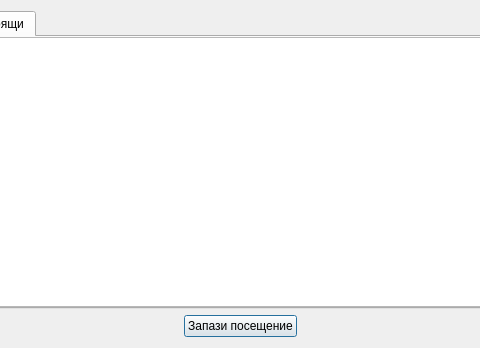
Old version of the form src/View/Widgets/notificationlistdialog.ui in the repository thefinalcutbg/DinoDent; both pictures show x 139 to 619 and y 0 to 348 of the 759 by 348 pixel window.
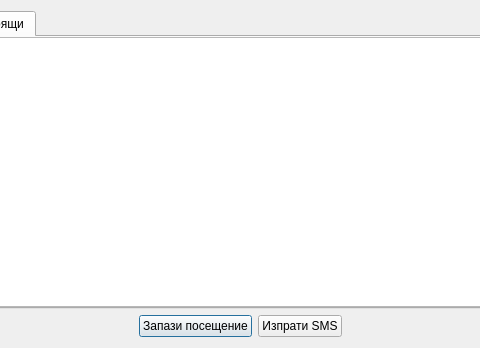
New version of the form.

Diff of the .ui file:
```diff
--- a/src/View/Widgets/notificationlistdialog.ui
+++ b/src/View/Widgets/notificationlistdialog.ui
@@ -95,6 +95,13 @@
        </property>
       </widget>
      </item>
+     <item>
+      <widget class="QPushButton" name="smsButton">
+       <property name="text">
+        <string>Изпрати SMS</string>
+       </property>
+      </widget>
+     </item>
      <item>
       <spacer name="horizontalSpacer_2">
        <property name="orientation">
```
Left out of the diff: 8 changed lines with no effect on the pictures.
